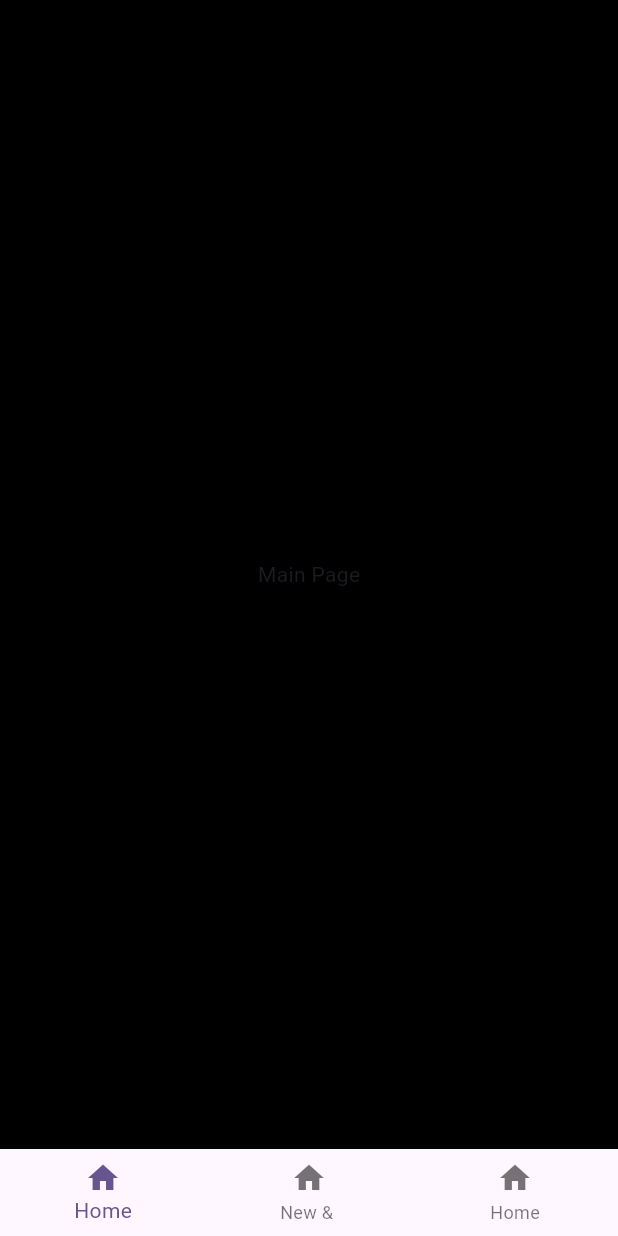
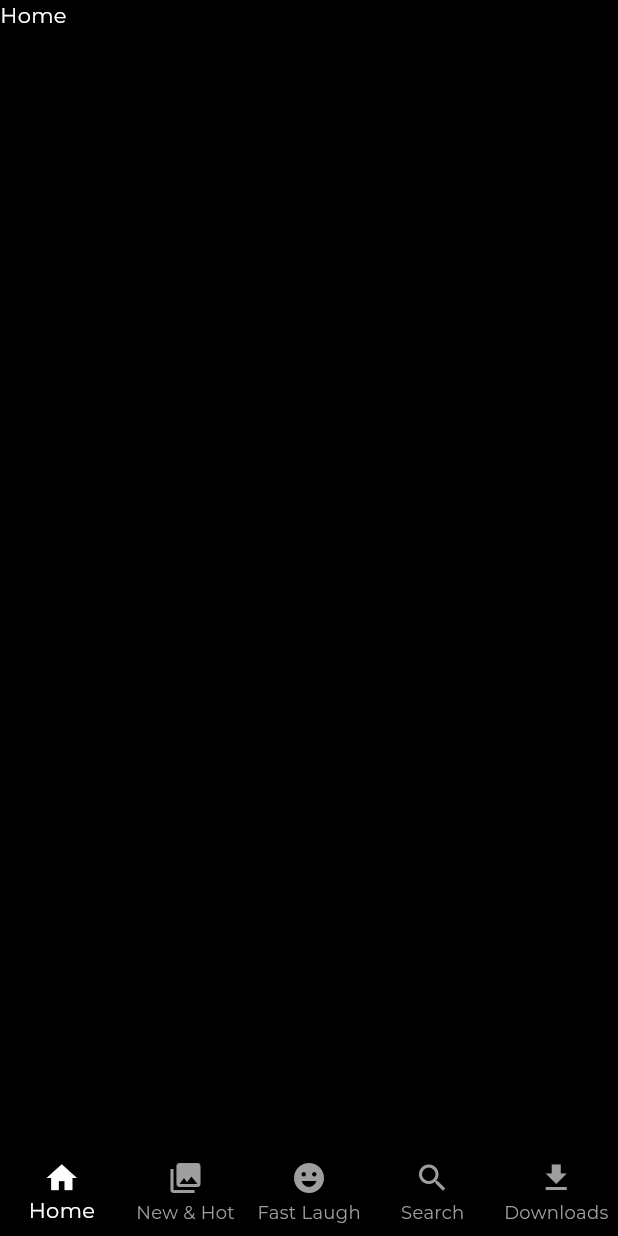
Before and after one commit to akhilSNediyathu/netflix_clone, a Flutter app: the screen it shows after launch, on a phone screen of 412 x 824 dp. Run offline on Flutter 3.47's test engine with Material 3 defaults, Android fonts, the phone set to English and light mode, and no system bars; our stand-ins replace google_fonts.

Commit message:
downloads completed

```diff
--- a/lib/core/colours/colors.dart
+++ b/lib/core/colours/colors.dart
@@ -1,3 +1,7 @@
 import 'package:flutter/material.dart';
 
 const backgroundColor = Colors.black;
+const kwhiteColor = Colors.white;
+final kbuttonColorblue = Colors.blueAccent[700];
+const kbuttonColorwhite = Colors.white;
+const kblackColor = Colors.black;
--- /dev/null
+++ b/lib/core/constants.dart
@@ -0,0 +1,4 @@
+import 'package:flutter/material.dart';
+
+const kwidth = SizedBox(width: 10,);
+const kheight = SizedBox(height: 10,);
--- a/lib/main.dart
+++ b/lib/main.dart
@@ -1,4 +1,6 @@
 import 'package:flutter/material.dart';
+import 'package:google_fonts/google_fonts.dart';
+import 'package:netflix/core/colours/colors.dart';
 import 'package:netflix/presentaion/main_page/screen_mainpage.dart';
 
 void main() {
@@ -14,25 +16,21 @@ class MyApp extends StatelessWidget {
     return MaterialApp(
       title: 'Flutter Demo',
       theme: ThemeData(
-        // This is the theme of your application.
-        //
-        // TRY THIS: Try running your application with "flutter run". You'll see
-        // the application has a purple toolbar. Then, without quitting the app,
-        // try changing the seedColor in the colorScheme below to Colors.green
-        // and then invoke "hot reload" (save your changes or press the "hot
-        // reload" button in a Flutter-supported IDE, or press "r" if you used
-        // the command line to start the app).
-        //
-        // Notice that the counter didn't reset back to zero; the application
-        // state is not lost during the reload. To reset the state, use hot
-        // restart instead.
-        //
-        // This works for code too, not just values: Most code changes can be
-        // tested with just a hot reload.
-        colorScheme: ColorScheme.fromSeed(seedColor: Colors.deepPurple),
-        useMaterial3: true,
+        scaffoldBackgroundColor:backgroundColor,
+        fontFamily: GoogleFonts.montserrat().fontFamily,
+        primarySwatch: Colors.blue,
+        textTheme: const TextTheme(
+        bodyLarge: TextStyle(
+          color: Colors.white
+        ),bodyMedium: TextStyle(
+          color: Colors.white
+        )
+        ),
+
+
       ),
       home: ScreenMainPage(),
+      debugShowCheckedModeBanner: false,
     );
   }
 }
--- /dev/null
+++ b/lib/presentaion/home/screen_home.dart
@@ -0,0 +1,12 @@
+import 'package:flutter/material.dart';
+
+class ScreenHome extends StatelessWidget {
+  const ScreenHome({super.key});
+
+  @override
+  Widget build(BuildContext context) {
+    return Scaffold(
+      body: Text('Home'),
+    );
+  }
+}
--- a/lib/presentaion/main_page/screen_mainpage.dart
+++ b/lib/presentaion/main_page/screen_mainpage.dart
@@ -1,17 +1,32 @@
 import 'package:flutter/material.dart';
-import 'package:netflix/core/colours/colors.dart';
+
+import 'package:netflix/presentaion/downloads/screen_downloads.dart';
+import 'package:netflix/presentaion/fast_laugh/screen_fast_laugh.dart';
+import 'package:netflix/presentaion/home/screen_home.dart';
 import 'package:netflix/presentaion/main_page/widgets/botton_nav.dart';
+import 'package:netflix/presentaion/new_and_hot/screen_new_and_hot.dart';
+import 'package:netflix/presentaion/search/screen_search.dart';
 
 class ScreenMainPage extends StatelessWidget {
-  const ScreenMainPage({super.key});
+  ScreenMainPage({super.key});
+  final _pages =[
+   const  ScreenHome(),
+  const ScreenNewAndHot(),
+
+   const ScreenFastLaugh(),
+   const ScreenSearch(),
+    ScreenDownloads()
+
+  ];
 
   @override
   Widget build(BuildContext context) {
-    return const Scaffold(
-      backgroundColor: backgroundColor,
-      body: SafeArea(child:Center(child:
-      Text('Main Page')
-      ,)
+    return  Scaffold(
+
+      body:SafeArea(
+        child: ValueListenableBuilder(valueListenable: indexChangeNotifier, builder: (context, index, child) {
+          return _pages[index];
+        },),
       ),
       bottomNavigationBar:BottomNavwidget() ,
     );
--- a/lib/presentaion/main_page/widgets/botton_nav.dart
+++ b/lib/presentaion/main_page/widgets/botton_nav.dart
@@ -1,16 +1,36 @@
 import 'package:flutter/material.dart';
-
+ValueNotifier<int> indexChangeNotifier = ValueNotifier(0);
 class BottomNavwidget extends StatelessWidget {
   const BottomNavwidget({super.key});
 
   @override
   Widget build(BuildContext context) {
-    return BottomNavigationBar(
-      items: [
+    return ValueListenableBuilder(valueListenable: indexChangeNotifier, builder: (context, int newIndex, _) {
+      return BottomNavigationBar(
+      type: BottomNavigationBarType.fixed,
+      backgroundColor: Colors.black,
+      currentIndex: newIndex,
+      onTap: (index){
+        indexChangeNotifier.value=index;
+      },
+      elevation: 0,
+      selectedItemColor: Colors.white,
+      unselectedItemColor: Colors.grey,
+      selectedIconTheme: const IconThemeData(
+        color: Colors.white
+      ),
+      unselectedIconTheme:  const IconThemeData(
+        color: Colors.grey
+      ),
+      items: const [
         BottomNavigationBarItem(icon: Icon(Icons.home),label: 'Home'),
-        BottomNavigationBarItem(icon: Icon(Icons.home),label: 'New & '),
-        BottomNavigationBarItem(icon: Icon(Icons.home),label: 'Home')
+        BottomNavigationBarItem(icon: Icon(Icons.collections),label: 'New & Hot'),
+        BottomNavigationBarItem(icon: Icon(Icons.emoji_emotions),label: 'Fast Laugh'),
+         BottomNavigationBarItem(icon: Icon(Icons.search),label: 'Search'),
+          BottomNavigationBarItem(icon: Icon(Icons.download),label: 'Downloads'),
+
       ]
       );
+    },);
   }
 }
```
Also changed, not shown: lib/presentaion/downloads/screen_downloads.dart (+145 -0 lines), lib/presentaion/fast_laugh/screen_fast_laugh.dart (added, +12 -0 lines), lib/presentaion/new_and_hot/screen_new_and_hot.dart (added, +12 -0 lines), lib/presentaion/search/screen_search.dart (added, +12 -0 lines), lib/presentaion/widgets/app_bar_widget.dart (added, +24 -0 lines), pubspec.yaml (+4 -17 lines), pubspec.lock, 1 other file.
